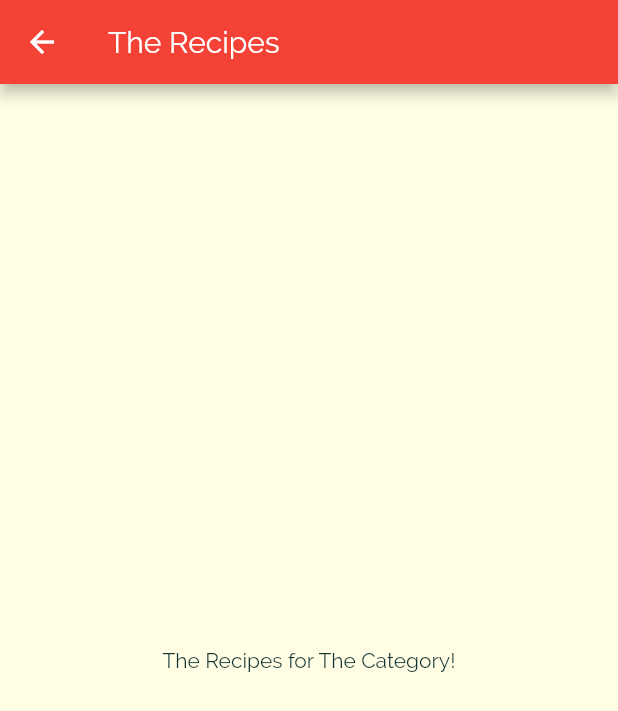
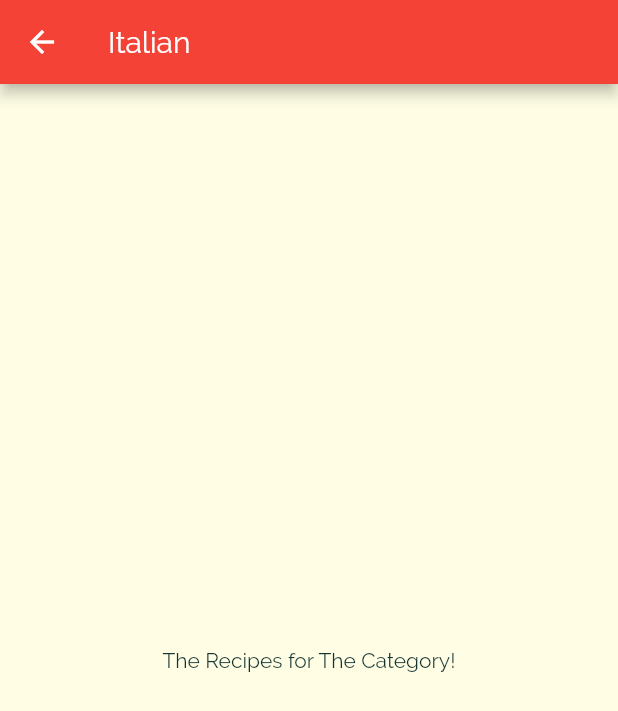
Before and after one commit to ParkSoravee/Flutter_practice_app3, a Flutter app: the screen it shows after launch, after a tap on "Italian", on a phone screen of 412 x 824 dp. Shown: the top 711 px of the screen. Run offline on Flutter 3.47's test engine with Material 2 defaults, Android fonts, the phone set to English and light mode, and no system bars.

```diff
--- a/lib/categories_screen.dart
+++ b/lib/categories_screen.dart
@@ -15,16 +15,18 @@ class CategoriesScreen extends StatelessWidget {
         children: DUMMY_CATEGORIES
             .map(
               (catData) => CategoryItem(
+                catData.id,
                 catData.title,
                 catData.color,
               ),
             )
             .toList(),
         gridDelegate: SliverGridDelegateWithMaxCrossAxisExtent(
-            maxCrossAxisExtent: 200,
-            childAspectRatio: 3 / 2,
-            crossAxisSpacing: 20,
-            mainAxisSpacing: 20),
+          maxCrossAxisExtent: 200,
+          childAspectRatio: 3 / 2,
+          crossAxisSpacing: 20,
+          mainAxisSpacing: 20,
+        ),
       ),
     );
   }
--- a/lib/category_item.dart
+++ b/lib/category_item.dart
@@ -2,16 +2,17 @@ import 'package:flutter/material.dart';
 import 'category_meals_screen.dart';
 
 class CategoryItem extends StatelessWidget {
+  final String id;
   final String title;
   final Color color;
 
-  CategoryItem(this.title, this.color);
+  CategoryItem(this.id, this.title, this.color);
 
   void selectCategory(BuildContext ctx) {
     Navigator.of(ctx).push(
       MaterialPageRoute(
         builder: (_) {
-          return CategoryMealsScreen();
+          return CategoryMealsScreen(id, title);
         },
       ),
     );
--- a/lib/category_meals_screen.dart
+++ b/lib/category_meals_screen.dart
@@ -1,11 +1,16 @@
 import 'package:flutter/material.dart';
 
 class CategoryMealsScreen extends StatelessWidget {
+  final String categoryId;
+  final String categoryTitle;
+
+  CategoryMealsScreen(this.categoryId, this.categoryTitle);
+
   @override
   Widget build(BuildContext context) {
     return Scaffold(
       appBar: AppBar(
-        title: Text('The Recipes'),
+        title: Text(categoryTitle),
       ),
       body: Center(
         child: Text('The Recipes for The Category!'),
```
